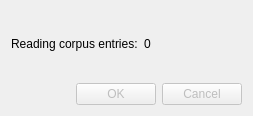
The window that ui/OpenProgressDialog.ui (rug-compling/dact) describes before a commit, drawn with Qt 5.
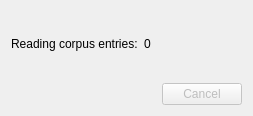
The same window after the commit.

Commit message: Remove (disabled) 'OK' button from OpenProgressDialog.

```diff
--- a/ui/OpenProgressDialog.ui
+++ b/ui/OpenProgressDialog.ui
@@ -44,7 +44,7 @@
       <enum>Qt::Horizontal</enum>
      </property>
      <property name="standardButtons">
-      <set>QDialogButtonBox::Cancel|QDialogButtonBox::Ok</set>
+      <set>QDialogButtonBox::Cancel</set>
      </property>
     </widget>
    </item>
```
